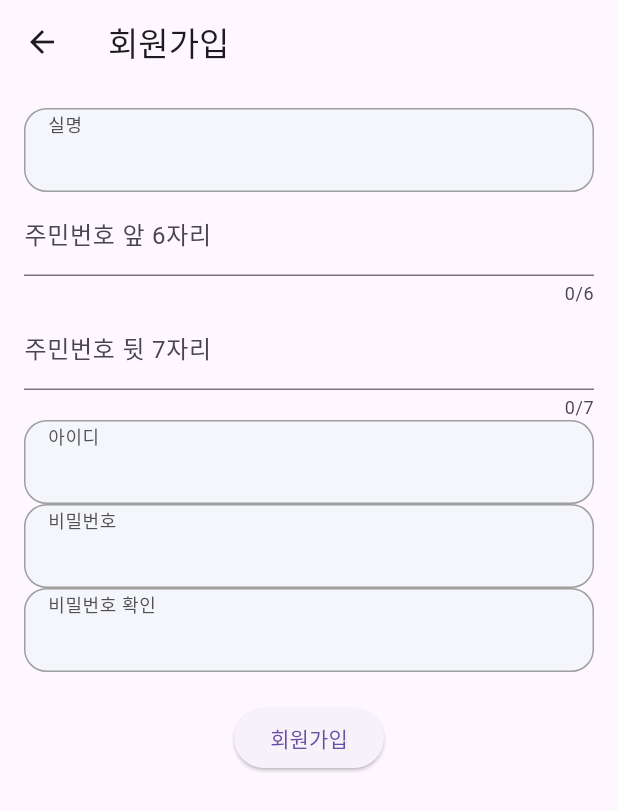
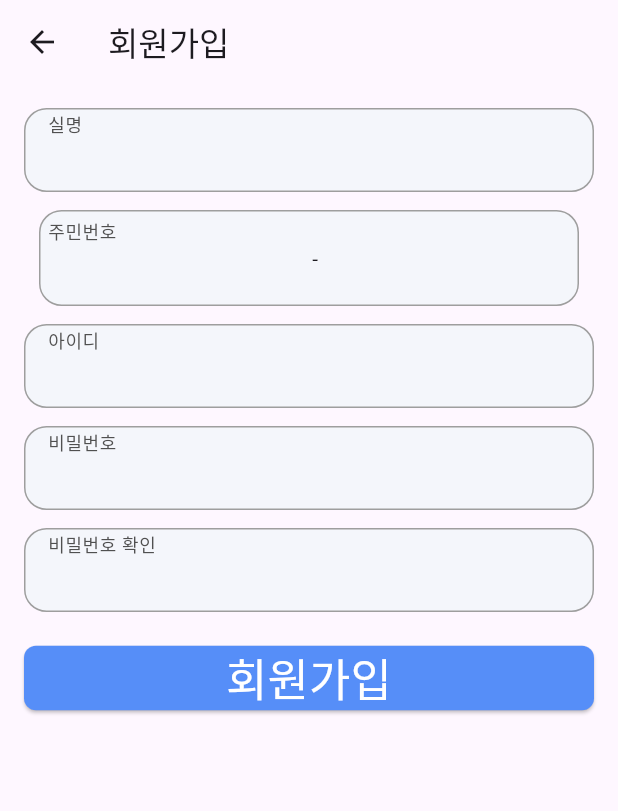
Before and after one commit to TeamAquaDan/W-E, a Flutter app: the SignUpPage screen opened directly, on a phone screen of 412 x 824 dp. Shown: the top 811 px of the screen. Run offline on Flutter 3.47's test engine with Material 3 defaults, Android fonts, the phone set to English and light mode, and no system bars; our stand-ins replace awesome_snackbar_content, carousel_slider, contacts_service, dio, firebase_core, firebase_database and 8 more; missing offline and left inert: flutter_secure_keyboard; accounts and stored records are empty; Roboto replaces fonts that are missing (Aggro); project files that could hold a hidden picture were left out.

Commit message:
Design: 회원가입 페이지;

```diff
--- a/frontend/lib/screens/signup_page.dart
+++ b/frontend/lib/screens/signup_page.dart
@@ -109,49 +109,162 @@ class _SignUpPageState extends State<SignUpPage> {
                   isFailed: isFailed,
                   label: '실명',
                   isBlind: false),
-              TextField(
+              const SizedBox(height: 12),
+              Stack(
+                alignment: Alignment.center,
+                children: <Widget>[
+                  Container(
+                    width: 360,
+                    height: 64,
+                    // color: const Color(0xFFF4F6FB),
+                    decoration: BoxDecoration(
+                      color: const Color(0xFFF4F6FB),
+                      border: Border.all(color: Colors.grey // 테두리 색상
+                          ),
+                      borderRadius:
+                          BorderRadius.all(Radius.circular(15) // 모서리 둥글기
+                              ),
+                    ),
+                    // decoration: BoxDecoration(
+                    //   borderRadius: BorderRadius.all(Radius.circular(15.0)),
+                    // ),
+                  ),
+                  Row(
+                    children: [
+                      const SizedBox(width: 12),
+                      Expanded(
+                        child: TextField(
                           controller: _birthdateController,
-                decoration: const InputDecoration(labelText: '주민번호 앞 6자리'),
+                          // maxLengthEnforcement: MaxLengthEnforcement.none,
+                          decoration: InputDecoration(
+                            border: InputBorder.none,
+                            counterText: '',
+                          ),
                           maxLength: 6,
                           keyboardType: TextInputType.number,
                           focusNode: _birthdateFocusNode,
                           onChanged: (value) {
                             if (_birthdateController.text.length >= 6) {
                               _birthdateFocusNode.unfocus();
-                    FocusScope.of(context).requestFocus(_rrNumberFocusNode);
+                              FocusScope.of(context)
+                                  .requestFocus(_rrNumberFocusNode);
                             }
                           },
                         ),
-              TextField(
+                      ),
+                      const Text(' -  '),
+                      Expanded(
+                        child: TextField(
                           controller: _rrNumberController,
-                decoration: const InputDecoration(labelText: '주민번호 뒷 7자리'),
+                          decoration: InputDecoration(
+                            border: InputBorder.none,
+                            counterText: '',
+                          ),
                           maxLength: 7,
                           keyboardType: TextInputType.number,
                           obscureText: true,
                           focusNode: _rrNumberFocusNode,
                         ),
+                      ),
+                    ],
+                  ),
+                  // TextField(
+
+                  //   decoration: InputDecoration(
+                  //     border: const OutlineInputBorder(
+                  //       borderRadius: BorderRadius.all(Radius.circular(15.0)),
+                  //     ), // 테두리 설정
+                  //     fillColor: const Color(0xFFF4F6FB), // 배경색 설정
+                  //     filled: true,
+
+                  //   ),
+                  // ),
+                  const Positioned(
+                    left: 16,
+                    top: 13,
+                    child: Text(
+                      '주민번호',
+                      style: TextStyle(
+                        color: Color(0xFF505050),
+                        fontSize: 12,
+                        fontWeight: FontWeight.w400,
+                        height: 0.11,
+                        letterSpacing: 0.40,
+                      ),
+                    ),
+                  ),
+                ],
+              ),
+              // TextField(
+              //   controller: _birthdateController,
+              //   decoration: const InputDecoration(labelText: '주민번호 앞 6자리'),
+              //   maxLength: 6,
+              //   keyboardType: TextInputType.number,
+              //   focusNode: _birthdateFocusNode,
+              //   onChanged: (value) {
+              //     if (_birthdateController.text.length >= 6) {
+              //       _birthdateFocusNode.unfocus();
+              //       FocusScope.of(context).requestFocus(_rrNumberFocusNode);
+              //     }
+              //   },
+              // ),
+              // TextField(
+              //   controller: _rrNumberController,
+              //   decoration: const InputDecoration(labelText: '주민번호 뒷 7자리'),
+              //   maxLength: 7,
+              //   keyboardType: TextInputType.number,
+              //   obscureText: true,
+              //   focusNode: _rrNumberFocusNode,
+              // ),
+              const SizedBox(height: 12),
               AuthTextField(
                   controller: _loginIdController,
                   isFailed: isFailed,
                   label: '아이디',
                   isBlind: false),
+              const SizedBox(height: 12),
               AuthTextField(
                   controller: _passwordController,
                   isFailed: isFailed,
                   label: '비밀번호',
                   isBlind: true),
+              const SizedBox(height: 12),
               AuthTextField(
                   controller: _confirmPasswordController,
                   isFailed: isFailed,
                   label: '비밀번호 확인',
                   isBlind: true),
               const SizedBox(height: 20),
-              ElevatedButton(
+              SizedBox(
+                width: double.infinity,
+                child: ElevatedButton(
                   onPressed: () {
                     _signUp();
                   },
-                child: const Text('회원가입'),
+                  style: ButtonStyle(
+                    backgroundColor:
+                        MaterialStateProperty.all<Color>(Color(0xFF568EF8)),
+                    shape: MaterialStateProperty.all<RoundedRectangleBorder>(
+                      RoundedRectangleBorder(
+                        borderRadius: BorderRadius.circular(8), // 테두리 곡률 설정
                       ),
+                    ), // 버튼 색상 설정
+                  ),
+                  child: const Text(
+                    '회원가입',
+                    style: TextStyle(
+                      color: Colors.white,
+                      fontSize: 30,
+                    ),
+                  ),
+                ),
+              ),
+              // ElevatedButton(
+              //   onPressed: () {
+              //     _signUp();
+              //   },
+              //   child: const Text('회원가입'),
+              // ),
             ],
           ),
         ),
```
Lines whose indentation alone changed are shown as unchanged.
